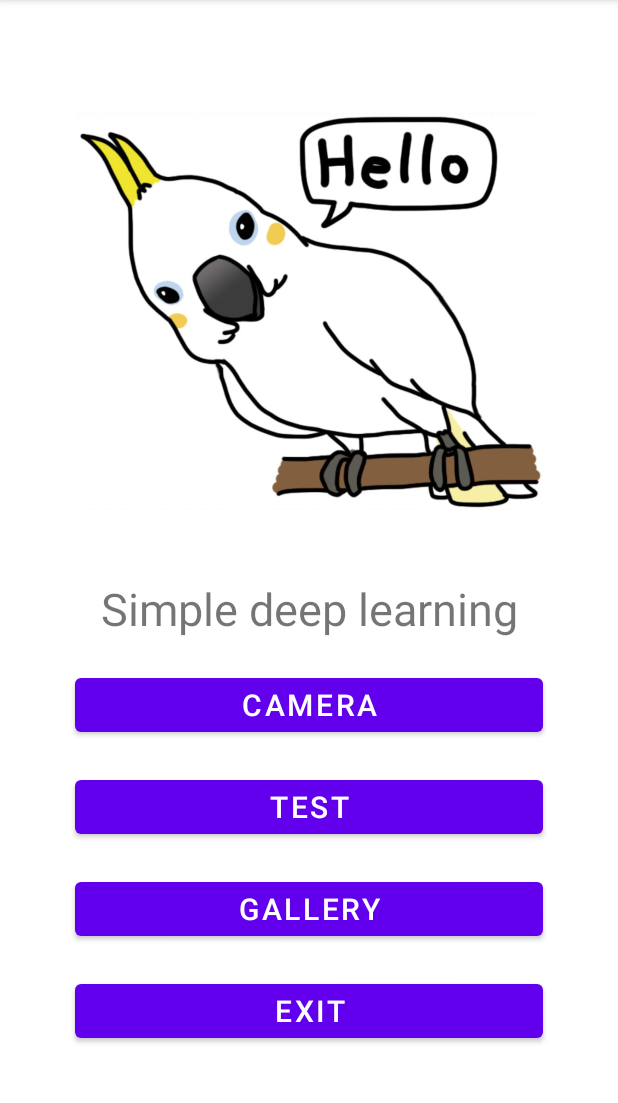
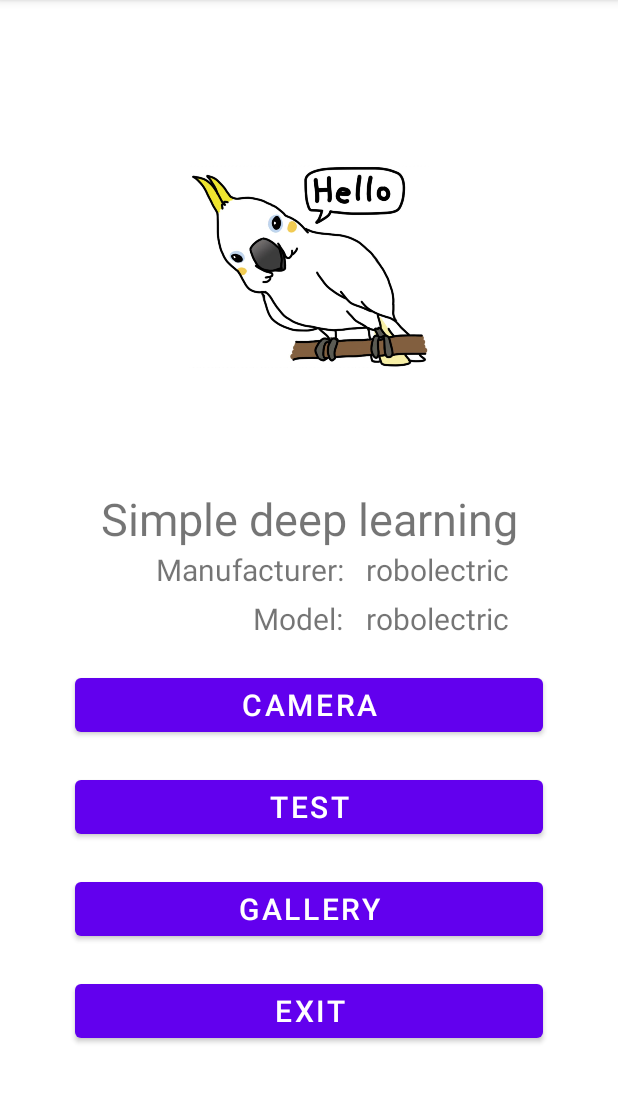
Before and after one commit to LateButSteady/PytorchMobile, an Android app: the screen it shows after launch (MainActivity), on a phone screen of 412 x 824 dp, the part 84-1187 px from its top. Run offline under Robolectric (Android 15) with nearby library versions, the phone set to English and light mode, and no system bars.

Commit message:
Add  - Undo rescaling after inference if the selected picture is not in FHD resolution
Reorganizing codes
 - Main activity
 - Gallery subactivity

```diff
--- a/app/src/main/java/com/example/jwkim/kr/pytorchmobile/MainActivity.java
+++ b/app/src/main/java/com/example/jwkim/kr/pytorchmobile/MainActivity.java
@@ -10,6 +10,7 @@ import android.os.Bundle;
 import android.util.Log;
 import android.view.View;
 import android.widget.Button;
+import android.widget.TextView;
 import android.widget.Toast;
 
 import androidx.annotation.NonNull;
@@ -24,6 +25,9 @@ public class MainActivity extends AppCompatActivity implements View.OnClickListe
     // onClickListener 선언 (버튼 여러개 코드 간단하게 구현하기 위해 필요)
     // 참고: https://seungjuitmemo.tistory.com/66
     private View.OnClickListener clickListener;
+    TextView text_manufacturer = null;
+    TextView text_model = null;
+
 
     @Override
     protected void onCreate(Bundle savedInstanceState) {
@@ -35,6 +39,11 @@ public class MainActivity extends AppCompatActivity implements View.OnClickListe
         Button btn_gallery = (Button) findViewById(R.id.btn_gallery);
         Button btn_exit = (Button) findViewById(R.id.btn_exit);
 
+        // 제조사, 모델 코드 표시
+        text_manufacturer = (TextView) findViewById(R.id.info_manufacturer);
+        text_model = (TextView) findViewById(R.id.info_model);
+        text_manufacturer.setText(Build.MANUFACTURER);
+        text_model.setText(Build.MODEL);
 
         btn_camera.setOnClickListener(this);
         btn_test.setOnClickListener(this);
@@ -42,13 +51,17 @@ public class MainActivity extends AppCompatActivity implements View.OnClickListe
         btn_exit.setOnClickListener(this);
 
         Log.i(getString(R.string.tag), "API version is " + Build.VERSION.SDK_INT);
+        Log.i(getString(R.string.tag), "API version is \"" + Build.VERSION.SDK_INT + "\"");
+        Log.i(getString(R.string.tag), "Manufacturer is \"" + Build.MANUFACTURER + "\"");
+        Log.i(getString(R.string.tag), "Market model name is \"" + Build.MODEL + "\"");
+        Log.i(getString(R.string.tag), "Device name is \"" + Build.DEVICE + "\"");
+
     }
 
+    // 여러개 버튼 처리
     @Override
     public void onClick(@NonNull View v) {
-
         Intent intent;
-
         switch (v.getId()) {
             case R.id.btn_camera:
                 intent = new Intent(MainActivity.this, SubActivity_Camera.class);
--- a/app/src/main/res/layout/activity_main.xml
+++ b/app/src/main/res/layout/activity_main.xml
@@ -43,7 +43,7 @@
         app:layout_constraintBottom_toTopOf="@+id/btn_test"
         app:layout_constraintEnd_toEndOf="@+id/main_logo"
         app:layout_constraintStart_toStartOf="@+id/main_logo"
-        app:layout_constraintTop_toBottomOf="@+id/app_main_text" />
+        app:layout_constraintTop_toBottomOf="@+id/textView_model" />
 
     <Button
         android:id="@+id/btn_test"
@@ -81,4 +81,58 @@
         app:layout_constraintStart_toStartOf="@+id/main_logo"
         app:layout_constraintTop_toBottomOf="@+id/btn_gallery" />
 
+    <TextView
+        android:id="@+id/textView_manufacturer"
+        android:layout_width="150sp"
+        android:layout_height="wrap_content"
+        android:layout_marginBottom="5dp"
+        android:text="Manufacturer:"
+        android:textAlignment="viewEnd"
+        android:textSize="20dp"
+        app:layout_constraintBottom_toTopOf="@+id/textView_model"
+        app:layout_constraintEnd_toEndOf="parent"
+        app:layout_constraintHorizontal_bias="0.3"
+        app:layout_constraintStart_toStartOf="parent"
+        app:layout_constraintTop_toBottomOf="@+id/app_main_text" />
+
+    <TextView
+        android:id="@+id/textView_model"
+        android:layout_width="150sp"
+        android:layout_height="wrap_content"
+        android:layout_marginBottom="20dp"
+        android:text="Model:"
+        android:textAlignment="viewEnd"
+        android:textSize="20dp"
+        app:layout_constraintBottom_toTopOf="@+id/btn_camera"
+        app:layout_constraintEnd_toEndOf="parent"
+        app:layout_constraintHorizontal_bias="0.3"
+        app:layout_constraintStart_toStartOf="parent"
+        app:layout_constraintTop_toBottomOf="@+id/textView_manufacturer" />
+
+    <TextView
+        android:id="@+id/info_manufacturer"
+        android:layout_width="wrap_content"
+        android:layout_height="wrap_content"
+        android:layout_marginStart="15dp"
+        android:text="Null"
+        android:textSize="20dp"
+        app:layout_constraintBottom_toBottomOf="@+id/textView_manufacturer"
+        app:layout_constraintEnd_toEndOf="parent"
+        app:layout_constraintHorizontal_bias="0.0"
+        app:layout_constraintStart_toEndOf="@+id/textView_manufacturer"
+        app:layout_constraintTop_toTopOf="@+id/textView_manufacturer" />
+
+    <TextView
+        android:id="@+id/info_model"
+        android:layout_width="wrap_content"
+        android:layout_height="wrap_content"
+        android:layout_marginStart="15dp"
+        android:text="Null"
+        android:textSize="20dp"
+        app:layout_constraintBottom_toBottomOf="@+id/textView_model"
+        app:layout_constraintEnd_toEndOf="parent"
+        app:layout_constraintHorizontal_bias="0.0"
+        app:layout_constraintStart_toEndOf="@+id/textView_model"
+        app:layout_constraintTop_toTopOf="@+id/textView_model" />
+
 </androidx.constraintlayout.widget.ConstraintLayout>
```
Also changed, not shown: app/src/main/java/com/example/jwkim/kr/pytorchmobile/SubActivity_Gallery.java (+32 -25 lines).
